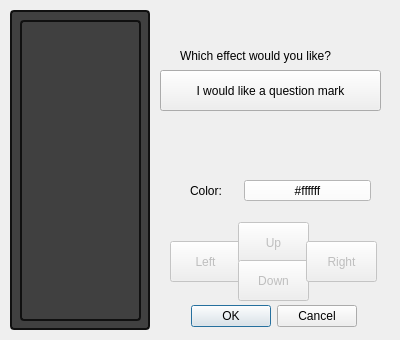
Old version of the form Tower_of_Lights_Editor_V3/shapeeffectdialog.ui in the repository ThereIsNoEscape/cs383project.
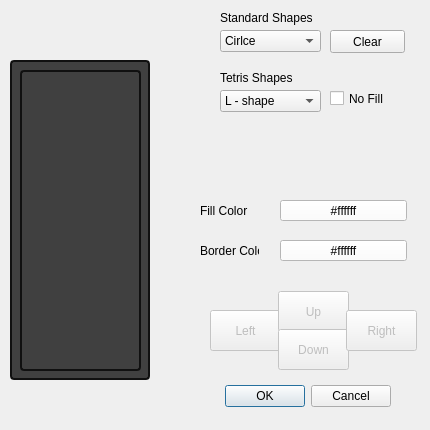
New version of the form.

Commit message:
added shape effects
added shape effects

Patch:
```diff
--- a/Tower_of_Lights_Editor_V3/shapeeffectdialog.ui
+++ b/Tower_of_Lights_Editor_V3/shapeeffectdialog.ui
@@ -6,8 +6,8 @@
    <rect>
     <x>0</x>
     <y>0</y>
-    <width>400</width>
-    <height>340</height>
+    <width>430</width>
+    <height>430</height>
    </rect>
   </property>
   <property name="minimumSize">
@@ -18,8 +18,8 @@
   </property>
   <property name="maximumSize">
    <size>
-    <width>400</width>
-    <height>360</height>
+    <width>430</width>
+    <height>430</height>
    </size>
   </property>
   <property name="windowTitle">
@@ -28,9 +28,9 @@
   <widget class="QDialogButtonBox" name="buttonBox">
    <property name="geometry">
     <rect>
-     <x>126</x>
-     <y>300</y>
-     <width>231</width>
+     <x>220</x>
+     <y>380</y>
+     <width>171</width>
      <height>32</height>
     </rect>
    </property>
@@ -45,7 +45,7 @@
    <property name="geometry">
     <rect>
      <x>10</x>
-     <y>10</y>
+     <y>60</y>
      <width>140</width>
      <height>320</height>
     </rect>
@@ -89,8 +89,8 @@
    </property>
    <property name="geometry">
     <rect>
-     <x>170</x>
-     <y>241</y>
+     <x>210</x>
+     <y>310</y>
      <width>71</width>
      <height>41</height>
     </rect>
@@ -105,8 +105,8 @@
    </property>
    <property name="geometry">
     <rect>
-     <x>238</x>
-     <y>222</y>
+     <x>278</x>
+     <y>291</y>
      <width>71</width>
      <height>41</height>
     </rect>
@@ -121,8 +121,8 @@
    </property>
    <property name="geometry">
     <rect>
-     <x>238</x>
-     <y>260</y>
+     <x>278</x>
+     <y>329</y>
      <width>71</width>
      <height>41</height>
     </rect>
@@ -137,8 +137,8 @@
    </property>
    <property name="geometry">
     <rect>
-     <x>306</x>
-     <y>241</y>
+     <x>346</x>
+     <y>310</y>
      <width>71</width>
      <height>41</height>
     </rect>
@@ -147,50 +147,180 @@
     <string>Right</string>
    </property>
   </widget>
-  <widget class="QLabel" name="label">
-   <property name="geometry">
-    <rect>
-     <x>180</x>
-     <y>40</y>
-     <width>181</width>
-     <height>31</height>
-    </rect>
-   </property>
-   <property name="text">
-    <string>Which effect would you like?</string>
-   </property>
-  </widget>
-  <widget class="QPushButton" name="pushButton_test">
-   <property name="geometry">
-    <rect>
-     <x>160</x>
-     <y>70</y>
-     <width>221</width>
-     <height>41</height>
-    </rect>
-   </property>
-   <property name="text">
-    <string>I would like a question mark</string>
-   </property>
-  </widget>
   <widget class="QLabel" name="label_2">
    <property name="geometry">
     <rect>
-     <x>190</x>
-     <y>180</y>
+     <x>200</x>
+     <y>200</y>
      <width>59</width>
      <height>21</height>
     </rect>
    </property>
    <property name="text">
-    <string>Color:</string>
+    <string>Fill Color</string>
    </property>
   </widget>
   <widget class="QPushButton" name="pushButton_color">
    <property name="geometry">
     <rect>
-     <x>244</x>
-     <y>180</y>
+     <x>280</x>
+     <y>200</y>
+     <width>127</width>
+     <height>21</height>
+    </rect>
+   </property>
+   <property name="styleSheet">
+    <string notr="true">background-color: #ffffff</string>
+   </property>
+   <property name="text">
+    <string>#ffffff</string>
+   </property>
+  </widget>
+  <widget class="QComboBox" name="comboBox">
+   <property name="geometry">
+    <rect>
+     <x>220</x>
+     <y>30</y>
+     <width>101</width>
+     <height>22</height>
+    </rect>
+   </property>
+   <item>
+    <property name="text">
+     <string>Cirlce</string>
+    </property>
+   </item>
+   <item>
+    <property name="text">
+     <string>Square</string>
+    </property>
+   </item>
+   <item>
+    <property name="text">
+     <string>Vertical Rectangle</string>
+    </property>
+   </item>
+   <item>
+    <property name="text">
+     <string>Horizontal Rectangle</string>
+    </property>
+   </item>
+  </widget>
+  <widget class="QPushButton" name="pushButton">
+   <property name="geometry">
+    <rect>
+     <x>330</x>
+     <y>30</y>
+     <width>75</width>
+     <height>23</height>
+    </rect>
+   </property>
+   <property name="text">
+    <string>Clear</string>
+   </property>
+  </widget>
+  <widget class="QCheckBox" name="noFill">
+   <property name="geometry">
+    <rect>
+     <x>330</x>
+     <y>90</y>
+     <width>81</width>
+     <height>17</height>
+    </rect>
+   </property>
+   <property name="text">
+    <string>No Fill</string>
+   </property>
+  </widget>
+  <widget class="QComboBox" name="comboBox_2">
+   <property name="geometry">
+    <rect>
+     <x>220</x>
+     <y>90</y>
+     <width>101</width>
+     <height>22</height>
+    </rect>
+   </property>
+   <item>
+    <property name="text">
+     <string>L - shape</string>
+    </property>
+   </item>
+   <item>
+    <property name="text">
+     <string>Mirrored L-shape</string>
+    </property>
+   </item>
+   <item>
+    <property name="text">
+     <string>S - shape</string>
+    </property>
+   </item>
+   <item>
+    <property name="text">
+     <string>Z - shape</string>
+    </property>
+   </item>
+   <item>
+    <property name="text">
+     <string>T - shape</string>
+    </property>
+   </item>
+   <item>
+    <property name="text">
+     <string>box</string>
+    </property>
+   </item>
+   <item>
+    <property name="text">
+     <string>line</string>
+    </property>
+   </item>
+  </widget>
+  <widget class="QLabel" name="label">
+   <property name="geometry">
+    <rect>
+     <x>220</x>
+     <y>10</y>
+     <width>101</width>
+     <height>16</height>
+    </rect>
+   </property>
+   <property name="text">
+    <string>Standard Shapes</string>
+   </property>
+  </widget>
+  <widget class="QLabel" name="label_3">
+   <property name="geometry">
+    <rect>
+     <x>220</x>
+     <y>70</y>
+     <width>101</width>
+     <height>16</height>
+    </rect>
+   </property>
+   <property name="text">
+    <string>Tetris Shapes</string>
+   </property>
+  </widget>
+  <widget class="QLabel" name="label_4">
+   <property name="geometry">
+    <rect>
+     <x>200</x>
+     <y>240</y>
+     <width>59</width>
+     <height>21</height>
+    </rect>
+   </property>
+   <property name="text">
+    <string>Border Color</string>
+   </property>
+  </widget>
+  <widget class="QPushButton" name="pushButton_color_2">
+   <property name="geometry">
+    <rect>
+     <x>280</x>
+     <y>240</y>
      <width>127</width>
      <height>21</height>
     </rect>
```
The commit also changes 8 other files.
